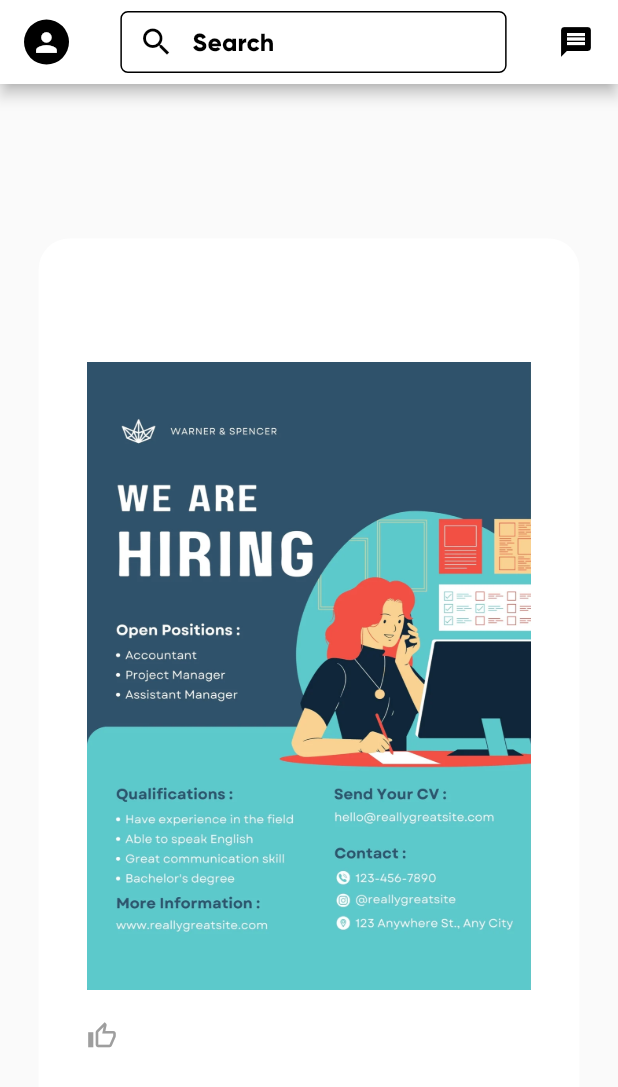
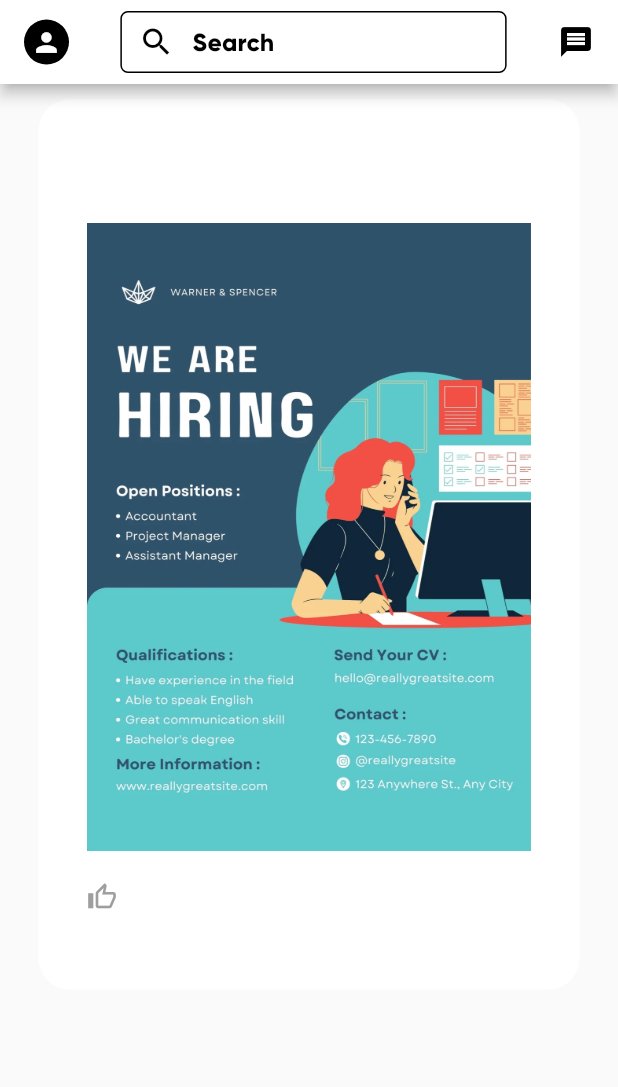
Before and after one commit to Akhil184/Login_page_linkedin, a Flutter app: the HomePage screen opened directly, on a phone screen of 412 x 824 dp. Shown: the top 1087 px of the screen. Run offline on Flutter 3.47's test engine with Material 2 defaults, Android fonts, the phone set to English and light mode, and no system bars; drawn by our look-alikes of like_button; our stand-ins replace flutter_screenutil.

Commit message:
align the list

```diff
--- a/lib/screens/home_page.dart
+++ b/lib/screens/home_page.dart
@@ -73,7 +73,7 @@ class _HomePageState extends State<HomePage> {
         children: [
           Expanded(
             child: Padding(
-              padding: EdgeInsets.only(left: 20.w, right: 20.w, top: 100.h),
+              padding: EdgeInsets.only(left: 20.w, right: 20.w, top: 10.h),
               child: Center(
                 child: Column(
                   mainAxisAlignment: MainAxisAlignment.spaceBetween,
```
